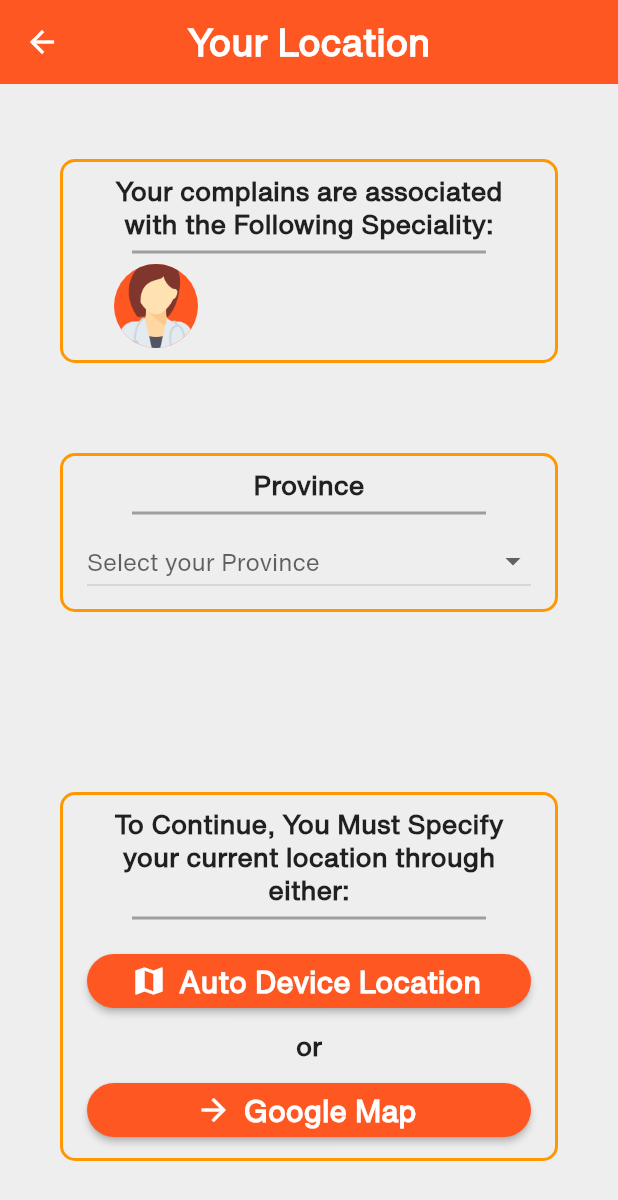
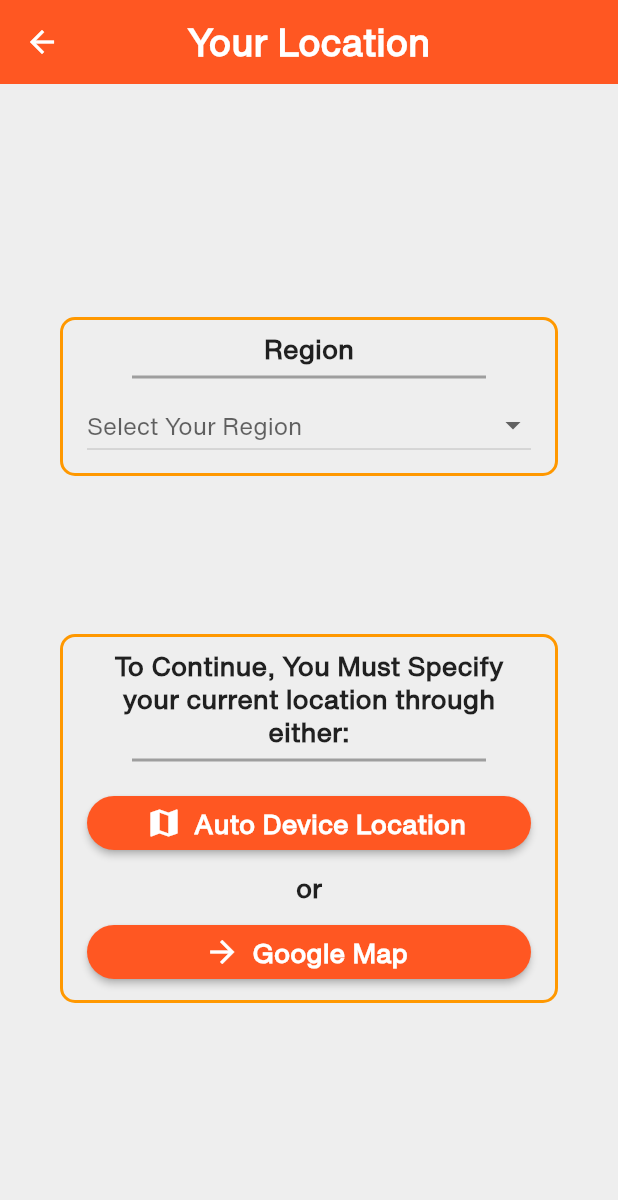
Before and after one commit to hhk-010/project_doctor, a Flutter app: the PatientGetLocation screen opened by its route, on a phone screen of 412 x 824 dp. Shown: the top 1200 px of the screen. Run offline on Flutter 3.47's test engine with Material 2 defaults, Android fonts, the phone set to English and light mode, and no system bars; drawn by our look-alikes of auto_size_text; our stand-ins replace cloud_firestore, firebase_auth, firebase_core, flutter_spinkit, geolocator, google_maps_flutter and 1 more; accounts and stored records are empty.

Commit message:
localization 5th branch

```diff
--- a/lang/en.json
+++ b/lang/en.json
@@ -15,6 +15,7 @@
     "snack_connectivity" : "No Internet Connection",
     "snack_register" : "Registeration Error, Please enter valid credentials",
     "snack_map" : "add your clinic location first",
+    "snack_map_patient" : "Please add your current location",
 
 
 
@@ -103,6 +104,19 @@
     "choose_complain" : "Choose your Complain",
     "first_choose_complain" : "First choose your Complain ",
     "add_complains" : "Additional Complains",
+    "result_speciality" : "Your complains are associated with the Following Speciality:",
+    "get_location" : "To Continue, You Must Specify your current location through either:",
+    "auto_location" : "Auto Device Location",
+    "speciality_result" : "’Medical Speciality",
+    "your_location" : "Your Location",
+    "region" : "Region",
+    "select_region" : "Select Your Region",
+    "northen_region" : "Northen Region of Iraq",
+    "southern_region" : "Southern Region of Iraq",
+    "centeral_region" : "Central Region of Iraq",
+    "western_region" : "Western Region of Iraq",
+    "patient_map_title" : "Tab on you location",
+
 
 
 
--- a/lib/main.dart
+++ b/lib/main.dart
@@ -3,6 +3,7 @@ import 'package:project_doctor/authorization/05_register.dart';
 import 'package:project_doctor/authorization/email_verfication.dart';
 import 'package:project_doctor/pages/about_us.dart';
 import 'package:project_doctor/pages/doctor_pages/doctor02_clinic.dart';
+import 'package:project_doctor/pages/patient_pages/patient02.5_speciality_result.dart';
 import 'package:project_doctor/pages/patient_pages/patient03_get_location.dart';
 import 'package:project_doctor/pages/patient_pages/patient04_map.dart';
 import 'package:project_doctor/pages/patient_pages/patient06_result_map.dart';
@@ -108,6 +109,7 @@ class _MyAppState extends State<MyApp> {
           '/doctor_clinic': (context) => ClinicForm(),
           '/doctor_profile': (context) => DoctorProfile(),
           '/patient_risk_factors': (context) => PatientRiskFactors(),
+          '/patient_speciality_result' : (context) => SpecialityResult(),
           '/patient_get_location': (context) => PatientGetLocation(),
           '/patient_result': (context) => PatientResult(),
           '/patmap': (context) => PatientMap(),
--- a/lib/pages/patient_pages/patient02_risk_factors.dart
+++ b/lib/pages/patient_pages/patient02_risk_factors.dart
@@ -718,7 +718,7 @@ class _PatientRiskFactorsState extends State<PatientRiskFactors> {
                         alcohol,
                         smoking,
                         gender);
-                    Navigator.pushNamed(context, '/patient_get_location');
+                    Navigator.pushNamed(context, '/patient_speciality_result');
                   },
                   label: Text(
                     AppLocalizations.of(context).translate('next'),
--- a/lib/pages/patient_pages/patient03_get_location.dart
+++ b/lib/pages/patient_pages/patient03_get_location.dart
@@ -1,9 +1,11 @@
 import 'dart:io';
+import 'package:auto_size_text/auto_size_text.dart';
 import 'package:flutter/material.dart';
 import 'package:project_doctor/constants/theme.dart';
 import 'package:project_doctor/pages/patient_pages/patient04_map.dart';
 import 'package:project_doctor/matching_algorithm/final_score.dart';
 import 'package:geolocator/geolocator.dart';
+import 'package:project_doctor/services/app_localizations.dart';
 
 class PatientGetLocation extends StatefulWidget {
   @override
@@ -14,7 +16,7 @@ class _PatientGetLocationState extends State<PatientGetLocation> {
   String region = '';
   List<DropdownMenuItem<String>> regions = List();
   final regionsa = {
-    '1': 'Baghdad',
+    '1': 'Centeral Region',
     '2': 'Northern Region',
     '3': 'Southern Region',
     '4': 'Western Region'
@@ -67,9 +69,12 @@ class _PatientGetLocationState extends State<PatientGetLocation> {
       backgroundColor: Colors.grey[200],
       appBar: AppBar(
         backgroundColor: Colors.deepOrange,
-        title: Text(
-          'Your Location',
-          style: TextStyle(fontSize: 25.0, fontWeight: FontWeight.bold),
+        title: FittedBox(
+          fit: BoxFit.fitWidth,
+          child: Text(
+            AppLocalizations.of(context).translate('your_location'),
+            style: TextStyle(fontSize: 25.0, fontWeight: FontWeight.bold),
+          ),
         ),
         centerTitle: true,
         elevation: 0,
@@ -77,51 +82,15 @@ class _PatientGetLocationState extends State<PatientGetLocation> {
       body: Container(
         padding: EdgeInsets.symmetric(vertical: 50, horizontal: 40),
         child: Column(
+          mainAxisAlignment: MainAxisAlignment.spaceEvenly,
           children: [
-            Container(
-              decoration: boxDecorationPatient,
-              width: double.infinity,
-              padding: EdgeInsets.symmetric(vertical: 8, horizontal: 16),
-              child: Column(
-                children: [
-                  Text(
-                    'Your complains are associated with the Following Speciality:',
-                    style:
-                        TextStyle(fontSize: 18.0, fontWeight: FontWeight.bold),
-                    textAlign: TextAlign.center,
-                  ),
-                  Divider(
-                    color: Colors.grey,
-                    thickness: 2,
-                    indent: 30,
-                    endIndent: 30,
-                  ),
-                  ListTile(
-                    leading: CircleAvatar(
-                      backgroundColor: Colors.deepOrange,
-                      radius: 30,
-                      backgroundImage:
-                          AssetImage('assets/images/speciality.png'),
-                    ),
-                    title: Text(
-                      FinalScore.speciality,
-                      style:
-                          TextStyle(fontWeight: FontWeight.bold, fontSize: 18),
-                    ),
-                  ),
-                ],
-              ),
-            ),
-            Spacer(
-              flex: 1,
-            ),
             Container(
               decoration: boxDecorationPatient,
               padding: EdgeInsets.symmetric(vertical: 8, horizontal: 16),
               child: Column(
                 children: [
                   Text(
-                    'Province',
+                    AppLocalizations.of(context).translate('region'),
                     style:
                         TextStyle(fontSize: 18.0, fontWeight: FontWeight.bold),
                   ),
@@ -132,24 +101,31 @@ class _PatientGetLocationState extends State<PatientGetLocation> {
                     endIndent: 30,
                   ),
                   DropdownButton(
-                    hint: Text('Select your Province'),
+                    value: region,
+                    hint: Text(
+                      AppLocalizations.of(context).translate('select_region'),
+                    ),
                     isExpanded: true,
                     items: [
                       DropdownMenuItem<String>(
-                        value: "Baghdad",
-                        child: Text("Baghdad"),
+                        value: "Centeral Region",
+                        child: Text(AppLocalizations.of(context)
+                            .translate('centeral_region')),
                       ),
                       DropdownMenuItem<String>(
                         value: "Northern Region",
-                        child: Text("Northern Region"),
+                        child: Text(AppLocalizations.of(context)
+                            .translate('northen_region')),
                       ),
                       DropdownMenuItem<String>(
                         value: "Southern Region",
-                        child: Text("Southern Region"),
+                        child: Text(AppLocalizations.of(context)
+                            .translate('southern_region')),
                       ),
                       DropdownMenuItem<String>(
                         value: "Western Region",
-                        child: Text("Western Region"),
+                        child: Text(AppLocalizations.of(context)
+                            .translate('western_region')),
                       ),
                     ],
                     onChanged: (_value) {
@@ -162,9 +138,6 @@ class _PatientGetLocationState extends State<PatientGetLocation> {
                 ],
               ),
             ),
-            Spacer(
-              flex: 2,
-            ),
             Container(
               decoration: boxDecorationPatient,
               padding: EdgeInsets.symmetric(vertical: 8, horizontal: 16),
@@ -172,7 +145,7 @@ class _PatientGetLocationState extends State<PatientGetLocation> {
                 children: [
                   Center(
                     child: Text(
-                      'To Continue, You Must Specify your current location through either:',
+                      AppLocalizations.of(context).translate('get_location'),
                       style: TextStyle(
                           fontSize: 18.0, fontWeight: FontWeight.bold),
                       textAlign: TextAlign.center,
@@ -212,16 +185,20 @@ class _PatientGetLocationState extends State<PatientGetLocation> {
                           Navigator.pushNamed(context, '/patient_result');
                         } else {
                           setState(() {
-                            _error = 'No internet connection';
+                            _error = AppLocalizations.of(context)
+                                .translate('snack_connectivity');
+                            ;
                           });
                           _showSnackBar();
                         }
                       },
-                      label: Text(
-                        'Auto Device Location',
+                      label: AutoSizeText(
+                        AppLocalizations.of(context).translate('auto_location'),
+                        maxLines: 1,
+                        minFontSize: 18,
                         style: TextStyle(
                             color: Colors.white,
-                            fontSize: 20,
+                            fontSize: 18,
                             fontWeight: FontWeight.bold),
                       ),
                     ),
@@ -252,10 +229,10 @@ class _PatientGetLocationState extends State<PatientGetLocation> {
                                 )));
                       },
                       label: Text(
-                        'Google Map',
+                        AppLocalizations.of(context).translate('google_map'),
                         style: TextStyle(
                             color: Colors.white,
-                            fontSize: 20,
+                            fontSize: 18,
                             fontWeight: FontWeight.bold),
                       ),
                     ),
--- a/lib/pages/patient_pages/patient04_map.dart
+++ b/lib/pages/patient_pages/patient04_map.dart
@@ -3,6 +3,7 @@ import 'dart:io';
 import 'package:flutter/material.dart';
 import 'package:google_maps_flutter/google_maps_flutter.dart';
 import 'package:project_doctor/pages/patient_pages/patient03_get_location.dart';
+import 'package:project_doctor/services/app_localizations.dart';
 
 class PatientMap extends StatefulWidget {
   final String speciality;
@@ -17,7 +18,7 @@ class _PatientMapState extends State<PatientMap> {
   String speciality;
   String province;
   _PatientMapState({this.speciality, this.province});
-  String _error='';
+  String _error = '';
 
   var patientlatlng;
   List<Marker> _mymarker = [];
@@ -62,6 +63,7 @@ class _PatientMapState extends State<PatientMap> {
     );
     _scaffoldkey.currentState.showSnackBar(_snackBar);
   }
+
   //---------------------the end ----------------------
   //-------------------checking internet connection
   bool _isInternet = true;
@@ -77,6 +79,7 @@ class _PatientMapState extends State<PatientMap> {
       setState(() {});
     }
   }
+
   //------------the end --------------------
   @override
   void initState() {
@@ -91,7 +94,7 @@ class _PatientMapState extends State<PatientMap> {
       appBar: AppBar(
         backgroundColor: Colors.deepOrange,
         title: Text(
-          'Tap on your location',
+          AppLocalizations.of(context).translate('patient_map_title'),
           style: TextStyle(fontSize: 25),
         ),
         centerTitle: true,
@@ -110,13 +113,14 @@ class _PatientMapState extends State<PatientMap> {
             child: FloatingActionButton(
               backgroundColor: Colors.deepOrange,
               child: Text('OK'),
-              onPressed: () async{
+              onPressed: () async {
                 // there is a bug in this snackbar => to be seen-----
                 await checkInternet();
-                if(_isInternet){
+                if (_isInternet) {
                   if (patientlatlng == null) {
                     setState(() {
-                      _error='Please , tap on your location';
+                      _error = AppLocalizations.of(context)
+                          .translate('snack_map_patient');
                     });
                     _showSnackBar();
                   } else {
@@ -129,13 +133,13 @@ class _PatientMapState extends State<PatientMap> {
                       Navigator.pushNamed(context, '/patient_result');
                     });
                   }
-                }else{
+                } else {
                   setState(() {
-                    _error='No internet connection';
+                    _error = AppLocalizations.of(context)
+                        .translate('snack_connectivity');
                   });
                   _showSnackBar();
                 }
-
               },
             ),
           ),
```
Also changed, not shown: lang/ar.json (+20 -0 lines), lib/pages/patient_pages/patient02.5_speciality_result.dart (added, +89 -0 lines), lib/pages/patient_pages/patient05_result.dart (+5 -5 lines).
